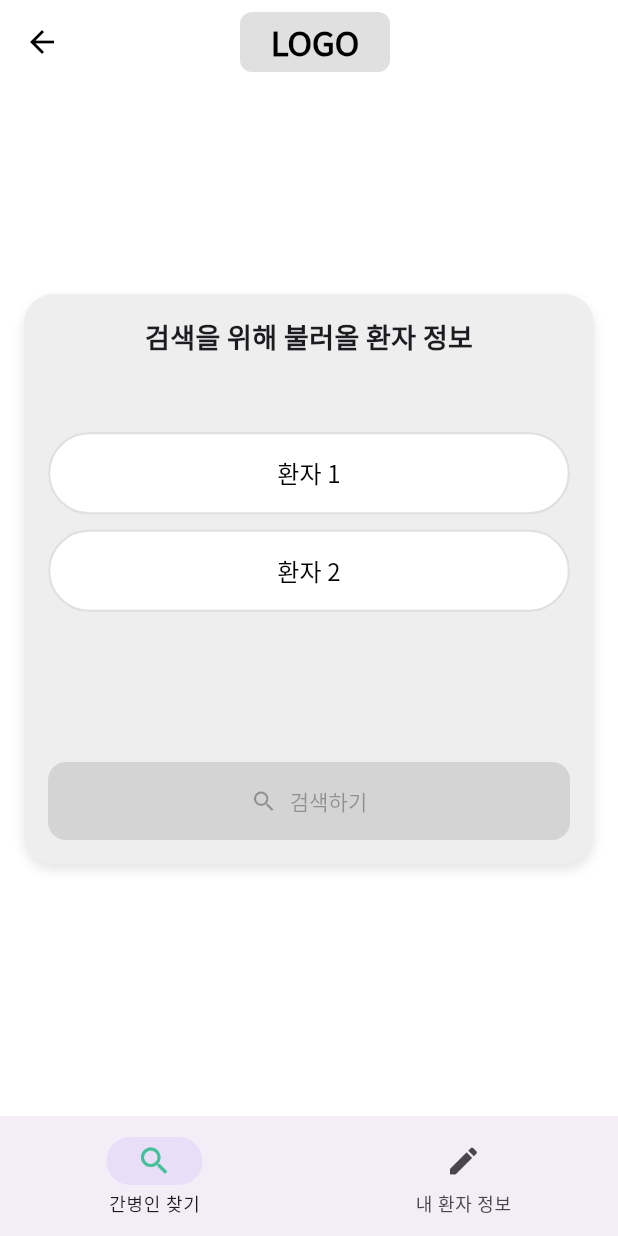
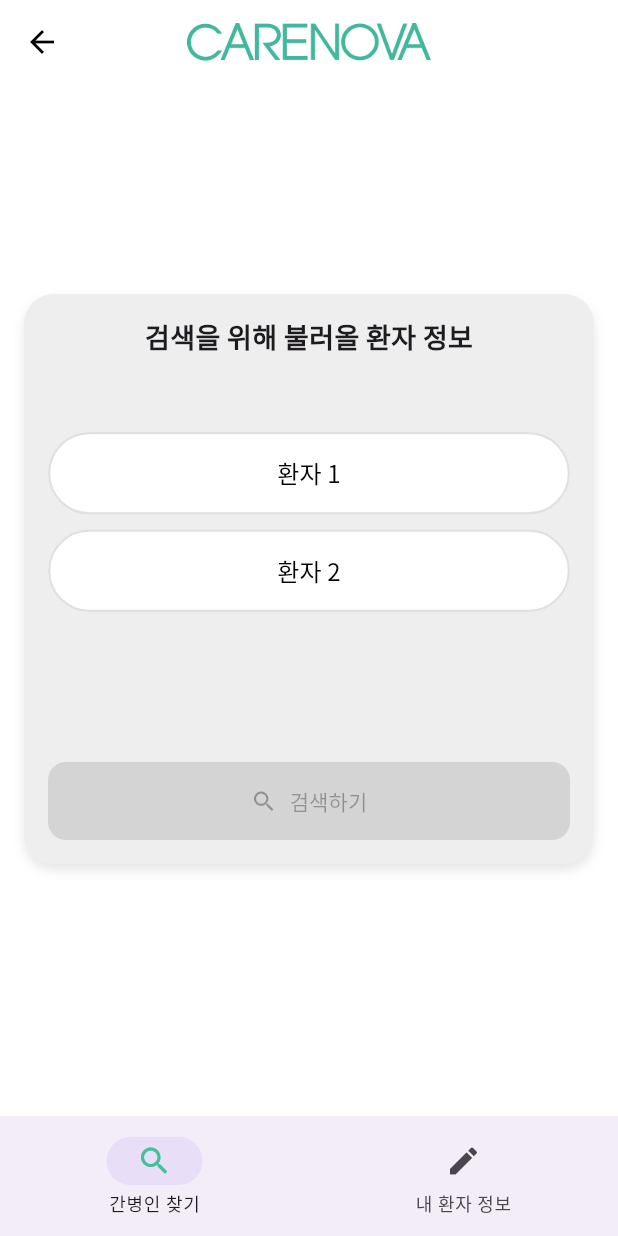
Before and after one commit to SKTPurpleHawks/CareNova, a Flutter app: the GuardianPatientSelectionScreen screen opened by its route, on a phone screen of 412 x 824 dp. Run offline on Flutter 3.47's test engine with Material 3 defaults, Android fonts, the phone set to English and light mode, and no system bars; our stand-ins replace google_fonts, permission_handler; missing offline and left inert: flutter_sound.

Commit message:
merge 해결

```diff
--- a/tinppl/flutter_final/lib/guardian/guardian_patient_selection_screen.dart
+++ b/tinppl/flutter_final/lib/guardian/guardian_patient_selection_screen.dart
@@ -20,33 +20,13 @@ class _GuardianPatientSelectionScreenState
       appBar: AppBar(
         backgroundColor: Colors.white,
         elevation: 0,
-        leading: IconButton(
-          icon: const Icon(Icons.arrow_back, color: Colors.black),
-          onPressed: () => Navigator.pop(context),
+        centerTitle: true, // ✅ 중앙 정렬 필수
+        title: Image.asset(
+          'assets/images/textlogo.png', // ✅ 여기에 로고 이미지 경로 입력
+          height: 25, // 원하는 높이 조정 가능
+          fit: BoxFit.contain,
         ),
-        title: Row(
-          mainAxisAlignment: MainAxisAlignment.center,
-          children: [
-            Expanded(child: Container()), // 🔹 왼쪽 빈 공간 확보
-            Container(
-              width: 100,
-              height: 40,
-              decoration: BoxDecoration(
-                color: Colors.grey[300],
-                borderRadius: BorderRadius.circular(8),
-              ),
-              alignment: Alignment.center,
-              child: const Text(
-                "LOGO",
-                style:
-                    TextStyle(color: Colors.black, fontWeight: FontWeight.bold),
-              ),
-            ),
-            Expanded(child: Container()), // 🔹 오른쪽 빈 공간 확보
-          ],
-        ),
-        centerTitle: true, // ✅ iOS에서도 중앙 정렬 유지
-        actions: [Container(width: 48)], // 🔹 leading 버튼과 균형 맞추기 위해 추가
+        iconTheme: IconThemeData(color: Colors.black),
       ),
       body: Column(
         children: [
```
